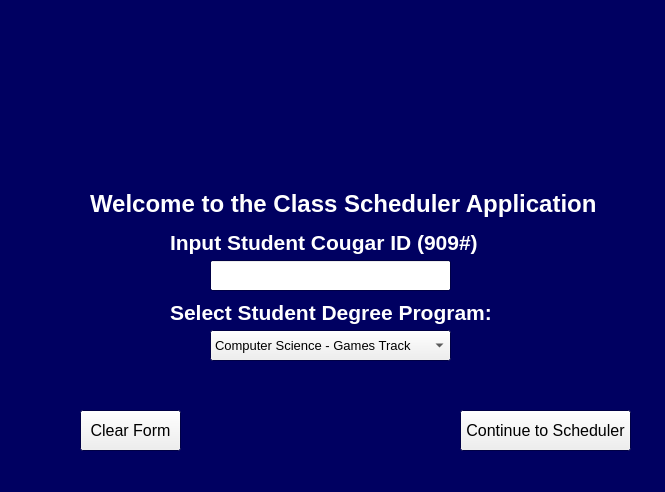
First picture: the form in UI_code/Project_Input_GUI_QT.ui, repository MrReBot/CPSC_4175_Course_Project, before the edit.
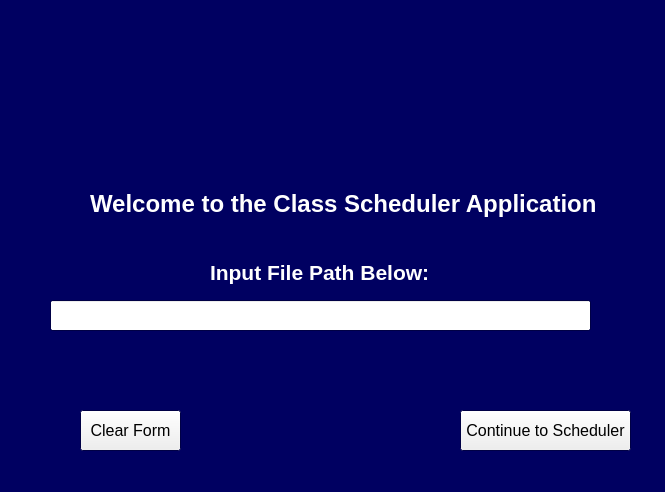
Second picture: the form after the edit. Icons and pictures are not drawn.

Commit message: Updated UI. Starting work on loading test-Excel file.

What changed in the file:
```diff
--- a/UI_code/Project_Input_GUI_QT.ui
+++ b/UI_code/Project_Input_GUI_QT.ui
@@ -181,128 +181,70 @@
     <string>Welcome to the Class Scheduler Application</string>
    </property>
   </widget>
-  <widget class="QLabel" name="InputStudentID_lbl">
-   <property name="geometry">
-    <rect>
-     <x>170</x>
-     <y>230</y>
-     <width>308</width>
-     <height>24</height>
-    </rect>
-   </property>
-   <property name="palette">
-    <palette>
-     <active>
-      <colorrole role="WindowText">
-       <brush brushstyle="SolidPattern">
-        <color alpha="255">
-         <red>255</red>
-         <green>255</green>
-         <blue>255</blue>
-        </color>
-       </brush>
-      </colorrole>
-     </active>
-     <inactive>
-      <colorrole role="WindowText">
-       <brush brushstyle="SolidPattern">
-        <color alpha="255">
-         <red>255</red>
-         <green>255</green>
-         <blue>255</blue>
-        </color>
-       </brush>
-      </colorrole>
-     </inactive>
-     <disabled>
-      <colorrole role="WindowText">
-       <brush brushstyle="SolidPattern">
-        <color alpha="255">
-         <red>120</red>
-         <green>120</green>
-         <blue>120</blue>
-        </color>
-       </brush>
-      </colorrole>
-     </disabled>
-    </palette>
-   </property>
-   <property name="font">
-    <font>
-     <family>Arial</family>
-     <pointsize>16</pointsize>
-     <weight>75</weight>
-     <bold>true</bold>
-    </font>
-   </property>
-   <property name="text">
-    <string>Input Student Cougar ID (909#)</string>
-   </property>
-  </widget>
-  <widget class="QLabel" name="SelectDegree_lbl">
-   <property name="geometry">
-    <rect>
-     <x>170</x>
-     <y>300</y>
-     <width>322</width>
-     <height>24</height>
-    </rect>
-   </property>
-   <property name="palette">
-    <palette>
-     <active>
-      <colorrole role="WindowText">
-       <brush brushstyle="SolidPattern">
-        <color alpha="255">
-         <red>255</red>
-         <green>255</green>
-         <blue>255</blue>
-        </color>
-       </brush>
-      </colorrole>
-     </active>
-     <inactive>
-      <colorrole role="WindowText">
-       <brush brushstyle="SolidPattern">
-        <color alpha="255">
-         <red>255</red>
-         <green>255</green>
-         <blue>255</blue>
-        </color>
-       </brush>
-      </colorrole>
-     </inactive>
-     <disabled>
-      <colorrole role="WindowText">
-       <brush brushstyle="SolidPattern">
-        <color alpha="255">
-         <red>120</red>
-         <green>120</green>
-         <blue>120</blue>
-        </color>
-       </brush>
-      </colorrole>
-     </disabled>
-    </palette>
-   </property>
-   <property name="font">
-    <font>
-     <family>Arial</family>
-     <pointsize>16</pointsize>
-     <weight>75</weight>
-     <bold>true</bold>
-    </font>
-   </property>
-   <property name="text">
-    <string>Select Student Degree Program:</string>
-   </property>
-  </widget>
-  <widget class="QLineEdit" name="lineEdit">
+  <widget class="QLabel" name="InputFilePath_lbl">
    <property name="geometry">
     <rect>
      <x>210</x>
      <y>260</y>
-     <width>241</width>
+     <width>217</width>
+     <height>24</height>
+    </rect>
+   </property>
+   <property name="palette">
+    <palette>
+     <active>
+      <colorrole role="WindowText">
+       <brush brushstyle="SolidPattern">
+        <color alpha="255">
+         <red>255</red>
+         <green>255</green>
+         <blue>255</blue>
+        </color>
+       </brush>
+      </colorrole>
+     </active>
+     <inactive>
+      <colorrole role="WindowText">
+       <brush brushstyle="SolidPattern">
+        <color alpha="255">
+         <red>255</red>
+         <green>255</green>
+         <blue>255</blue>
+        </color>
+       </brush>
+      </colorrole>
+     </inactive>
+     <disabled>
+      <colorrole role="WindowText">
+       <brush brushstyle="SolidPattern">
+        <color alpha="255">
+         <red>120</red>
+         <green>120</green>
+         <blue>120</blue>
+        </color>
+       </brush>
+      </colorrole>
+     </disabled>
+    </palette>
+   </property>
+   <property name="font">
+    <font>
+     <family>Arial</family>
+     <pointsize>16</pointsize>
+     <weight>75</weight>
+     <bold>true</bold>
+    </font>
+   </property>
+   <property name="text">
+    <string>Input File Path Below:</string>
+   </property>
+  </widget>
+  <widget class="QLineEdit" name="lineEdit">
+   <property name="geometry">
+    <rect>
+     <x>50</x>
+     <y>300</y>
+     <width>541</width>
      <height>31</height>
     </rect>
    </property>
@@ -315,35 +257,6 @@
     </font>
    </property>
   </widget>
-  <widget class="QComboBox" name="SelectDegree_cbx">
-   <property name="geometry">
-    <rect>
-     <x>210</x>
-     <y>330</y>
-     <width>241</width>
-     <height>31</height>
-    </rect>
-   </property>
-   <property name="font">
-    <font>
-     <family>Arial</family>
-     <pointsize>10</pointsize>
-    </font>
-   </property>
-   <property name="currentText">
-    <string>Computer Science - Games Track</string>
-   </property>
-   <item>
-    <property name="text">
-     <string>Computer Science - Games Track</string>
-    </property>
-   </item>
-   <item>
-    <property name="text">
-     <string>Computer Science - CyberSecurity</string>
-    </property>
-   </item>
-  </widget>
   <widget class="QPushButton" name="Clear_btn">
    <property name="geometry">
     <rect>
```
The commit also changes 5 other files.
